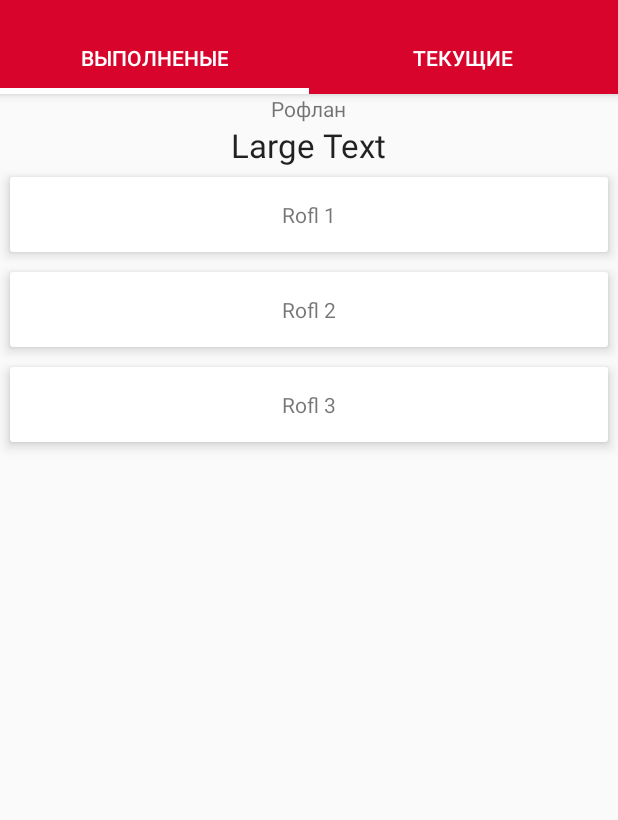
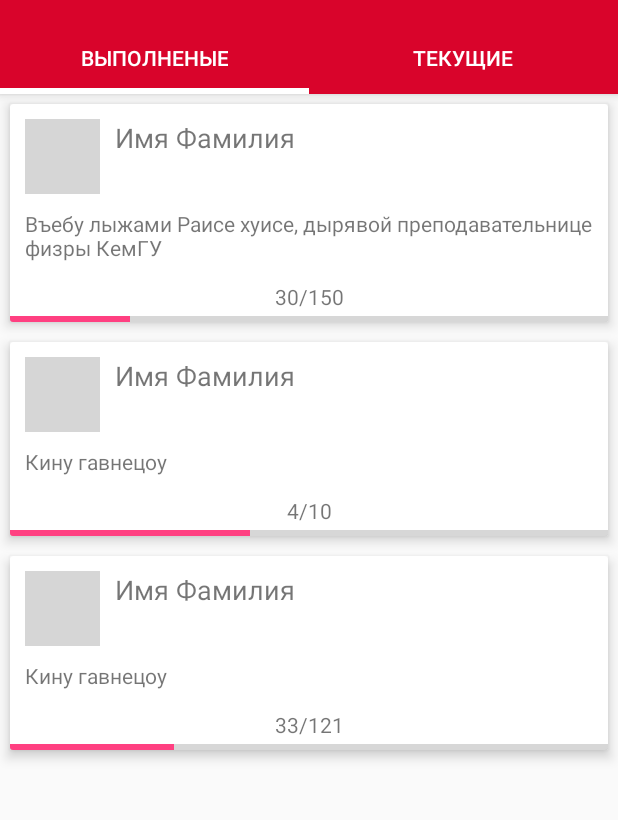
Before and after one commit to DaffPunks/Hackathon, an Android app: the ChallengesFragment screen opened directly, with no data from a screen before it, on a phone screen of 412 x 824 dp, the part 62-882 px from its top. Run offline under Robolectric (Android 15) with nearby library versions, the phone set to English and light mode, and no system bars; our stand-ins replace ButterKnife, Picasso; libraries missing offline, so code that uses them is left out: com.mikepenz.materialdrawer, com.vk.sdk; pictures from the network do not load; 6 statements that could not run were skipped; grey boxes are pictures that could not be loaded.

Commit message:
(+) added RecyclerAdapter, picasso

```diff
--- a/app/build.gradle
+++ b/app/build.gradle
@@ -33,4 +33,5 @@ dependencies {
     }
     compile 'com.jakewharton:butterknife:7.0.1'
     compile 'com.vk:androidsdk:1.6.7'
+    compile 'com.squareup.picasso:picasso:2.5.2'
 }
--- a/app/src/main/java/com/kekaton/hackathon/Activity/LoginActivity.java
+++ b/app/src/main/java/com/kekaton/hackathon/Activity/LoginActivity.java
@@ -65,11 +65,13 @@ public class LoginActivity extends AppCompatActivity {
                         String first_name = "No";
                         String last_name = "Name";
                         String sex = "Sex";
+                        String photoMax = "";
                         try {
                             JSONArray jsonResponse = response.json.getJSONArray("response");
                             first_name = jsonResponse.optJSONObject(0).getString("first_name");
                             last_name = jsonResponse.optJSONObject(0).getString("last_name");
                             sex = jsonResponse.optJSONObject(0).getString("sex");
+                            photoMax = jsonResponse.optJSONObject(0).getString("photo_max");
 
                         } catch (JSONException e) {
                             e.printStackTrace();
@@ -80,6 +82,7 @@ public class LoginActivity extends AppCompatActivity {
                         ed.putString("first_name", first_name);
                         ed.putString("last_name", last_name);
                         ed.putString("sex", sex);
+                        ed.putString("photoMax", photoMax);
                         ed.apply();
 
                         startActivity(new Intent(getApplicationContext(), MainActivity.class));
--- /dev/null
+++ b/app/src/main/java/com/kekaton/hackathon/Adapters/ChallengesAdapter.java
@@ -0,0 +1,81 @@
+package com.kekaton.hackathon.Adapters;
+
+import android.content.Context;
+import android.content.DialogInterface;
+import android.content.Intent;
+import android.support.v7.widget.CardView;
+import android.support.v7.widget.RecyclerView;
+import android.view.LayoutInflater;
+import android.view.View;
+import android.view.ViewGroup;
+import android.widget.ImageView;
+import android.widget.ProgressBar;
+import android.widget.TextView;
+import android.widget.Toast;
+
+import com.kekaton.hackathon.Model.Challenge;
+import com.kekaton.hackathon.R;
+import com.kekaton.hackathon.Util.CircleTransform;
+import com.squareup.picasso.Picasso;
+
+import java.util.List;
+
+import butterknife.Bind;
+import butterknife.ButterKnife;
+
+public class ChallengesAdapter extends RecyclerView.Adapter<ChallengesAdapter.PersonViewHolder> {
+    private List<Challenge> list;
+    private Context context;
+
+    public ChallengesAdapter(List<Challenge> list, Context context){
+        this.list = list;
+        this.context = context;
+
+    }
+
+
+    @Override
+    public PersonViewHolder onCreateViewHolder(ViewGroup parent, int viewType) {
+        View v = LayoutInflater.from(parent.getContext()).inflate(R.layout.challenge_view, parent, false);
+        PersonViewHolder pvh = new PersonViewHolder(v);
+        return pvh;
+    }
+
+    @Override
+    public void onBindViewHolder(PersonViewHolder holder, int position) {
+        holder.descText.setText(list.get(position).getDescription());
+
+        holder.progressText.setText(list.get(position).getProgress() + "/" + list.get(position).getGoal());
+
+        holder.progressBar.setMax(list.get(position).getGoal());
+        holder.progressBar.setProgress(list.get(position).getProgress());
+
+        holder.card.setOnClickListener(new View.OnClickListener() {
+            @Override
+            public void onClick(View view) {
+                Toast.makeText(context, "Clicked", Toast.LENGTH_SHORT).show();
+            }
+        });
+
+        Picasso.with(context).load("https://pp.vk.me/c604627/v604627821/6ae2/65Mg3K_wbJM.jpg").fit().transform(new CircleTransform()).into(holder.profileImg);
+
+    }
+
+    @Override
+    public int getItemCount() {
+        return list.size();
+    }
+
+    public static class PersonViewHolder extends RecyclerView.ViewHolder {
+        @Bind(R.id.card_view)    CardView    card;
+        @Bind(R.id.textView4)    TextView    progressText;
+        @Bind(R.id.description)  TextView    descText;
+        @Bind(R.id.progressBar4) ProgressBar progressBar;
+        @Bind(R.id.profileImg)   ImageView   profileImg;
+
+        PersonViewHolder(View itemView) {
+            super(itemView);
+            ButterKnife.bind(this, itemView);
+        }
+    }
+}
--- a/app/src/main/java/com/kekaton/hackathon/Adapters/RVAdapter.java
+++ /dev/null
@@ -1,45 +0,0 @@
-package com.kekaton.hackathon.Adapters;
-
-import android.support.v7.widget.RecyclerView;
-import android.view.LayoutInflater;
-import android.view.View;
-import android.view.ViewGroup;
-import android.widget.TextView;
-
-import com.kekaton.hackathon.R;
-
-import java.util.List;
-
-public class RVAdapter extends RecyclerView.Adapter<RVAdapter.PersonViewHolder> {
-    private List<String> list;
-
-    public RVAdapter(List<String> persons){
-        this.list = persons;
-    }
-
-    @Override
-    public PersonViewHolder onCreateViewHolder(ViewGroup parent, int viewType) {
-        View v = LayoutInflater.from(parent.getContext()).inflate(R.layout.challenge_view, parent, false);
-        PersonViewHolder pvh = new PersonViewHolder(v);
-        return pvh;
-    }
-
-    @Override
-    public void onBindViewHolder(PersonViewHolder holder, int position) {
-        holder.textView.setText(list.get(position));
-    }
-
-    @Override
-    public int getItemCount() {
-        return list.size();
-    }
-
-    public static class PersonViewHolder extends RecyclerView.ViewHolder {
-        TextView textView;
-        PersonViewHolder(View itemView) {
-            super(itemView);
-            textView = (TextView) itemView.findViewById(R.id.textView4);
-        }
-
-    }
-}
--- a/app/src/main/java/com/kekaton/hackathon/Fragments/ChallengesFragment.java
+++ b/app/src/main/java/com/kekaton/hackathon/Fragments/ChallengesFragment.java
@@ -8,19 +8,9 @@ import android.view.View;
 import android.view.ViewGroup;
 import android.widget.TextView;
 
-import com.kekaton.hackathon.API.VKApiCall;
-import com.kekaton.hackathon.Adapters.RVAdapter;
+import com.kekaton.hackathon.Adapters.ChallengesAdapter;
+import com.kekaton.hackathon.Model.Challenge;
 import com.kekaton.hackathon.R;
-import com.vk.sdk.api.VKApi;
-import com.vk.sdk.api.VKApiConst;
-import com.vk.sdk.api.VKError;
-import com.vk.sdk.api.VKParameters;
-import com.vk.sdk.api.VKRequest;
-import com.vk.sdk.api.VKResponse;
-
-import org.json.JSONArray;
-import org.json.JSONException;
-import org.json.JSONObject;
 
 import java.util.ArrayList;
 import java.util.List;
@@ -29,14 +19,12 @@ import butterknife.Bind;
 import butterknife.ButterKnife;
 
 public class ChallengesFragment extends BaseFragment {
-    @Bind(R.id.textView2)
-    TextView textView;
     @Bind(R.id.recycler_view)
     RecyclerView recyclerView;
 
     boolean isCompleted;
 
-    List<String> list;
+    List<Challenge> list;
 
     public ChallengesFragment() {
         //empty constructor
@@ -65,11 +53,11 @@ public class ChallengesFragment extends BaseFragment {
         recyclerView.setLayoutManager(llm);
 
         list = new ArrayList<>();
-        list.add("Rofl 1");
-        list.add("Rofl 2");
-        list.add("Rofl 3");
+        list.add(new Challenge(150, 30, "Въебу лыжами Раисе хуисе, дырявой преподавательнице физры КемГУ", 7634482));
+        list.add(new Challenge(10, 4, "Кину гавнецоу", 7634482));
+        list.add(new Challenge(121, 33, "Кину гавнецоу", 7634482));
 
-        RVAdapter adapter = new RVAdapter(list);
+        ChallengesAdapter adapter = new ChallengesAdapter(list, getActivity());
         recyclerView.setAdapter(adapter);
 
         return view;
--- a/app/src/main/java/com/kekaton/hackathon/Fragments/ProfileFragment.java
+++ b/app/src/main/java/com/kekaton/hackathon/Fragments/ProfileFragment.java
@@ -55,4 +55,6 @@ public class ProfileFragment extends BaseFragment {
 
         return view;
     }
+
+
 }
--- a/app/src/main/java/com/kekaton/hackathon/MainActivity.java
+++ b/app/src/main/java/com/kekaton/hackathon/MainActivity.java
@@ -3,6 +3,8 @@ package com.kekaton.hackathon;
 import android.app.Activity;
 import android.content.Intent;
 import android.content.SharedPreferences;
+import android.graphics.drawable.Drawable;
+import android.net.Uri;
 import android.os.Bundle;
 import android.support.v4.app.FragmentManager;
 import android.support.v4.widget.DrawerLayout;
@@ -10,6 +12,7 @@ import android.support.v7.app.ActionBarDrawerToggle;
 import android.support.v7.app.AppCompatActivity;
 import android.support.v7.widget.Toolbar;
 import android.view.View;
+import android.widget.ImageView;
 import android.widget.Toast;
 
 import com.kekaton.hackathon.Activity.LoginActivity;
@@ -19,9 +22,13 @@ import com.mikepenz.materialdrawer.AccountHeader;
 import com.mikepenz.materialdrawer.AccountHeaderBuilder;
 import com.mikepenz.materialdrawer.Drawer;
 import com.mikepenz.materialdrawer.DrawerBuilder;
+import com.mikepenz.materialdrawer.model.DividerDrawerItem;
 import com.mikepenz.materialdrawer.model.PrimaryDrawerItem;
 import com.mikepenz.materialdrawer.model.ProfileDrawerItem;
 import com.mikepenz.materialdrawer.model.interfaces.IDrawerItem;
+import com.mikepenz.materialdrawer.util.AbstractDrawerImageLoader;
+import com.mikepenz.materialdrawer.util.DrawerImageLoader;
+import com.squareup.picasso.Picasso;
 import com.vk.sdk.VKSdk;
 
 public class MainActivity extends AppCompatActivity {
@@ -39,6 +46,7 @@ public class MainActivity extends AppCompatActivity {
 
     private String firstName;
     private String lastName;
+    private String photoMax;
     private String sex;
 
     public void openDrawer() {
@@ -69,14 +77,29 @@ public class MainActivity extends AppCompatActivity {
 
     private void handleDrawer(Bundle savedInstanceState) {
         final Activity activity = this;
+
+        DrawerImageLoader.init(new AbstractDrawerImageLoader() {
+            @Override
+            public void set(ImageView imageView, Uri uri, Drawable placeholder) {
+                Picasso.with(imageView.getContext()).load(uri).fit().placeholder(placeholder).into(imageView);
+            }
+
+            @Override
+            public void cancel(ImageView imageView) {
+                Picasso.with(imageView.getContext()).cancelRequest(imageView);
+            }
+
+        });
+
         // Setup account header
         mHeader = new AccountHeaderBuilder()
                 .withActivity(activity)
                 .withHeaderBackground(R.drawable.bg)
                 .addProfiles(
-                        new ProfileDrawerItem().withName(firstName + " " + lastName)
+                        new ProfileDrawerItem().withName(firstName + " " + lastName).withIcon(photoMax)
                 )
                 .withSelectionListEnabled(false)
+                .withProfileImagesClickable(false)
                 .build();
 
         // Setup drawer
@@ -89,6 +112,8 @@ public class MainActivity extends AppCompatActivity {
 
                         new PrimaryDrawerItem().withName("Лента")
                                 .withIcon(R.drawable.ic_newspaper_black_24dp).withIconTintingEnabled(true).withIdentifier(FEED_ID),
+
+                        new DividerDrawerItem(),
 
                         new PrimaryDrawerItem().withName("Выйти")
                                 .withIcon(R.drawable.ic_checkbox_blank_circle_black_24dp).withIconTintingEnabled(true).withIdentifier(EXIT_ID)
@@ -155,6 +180,7 @@ public class MainActivity extends AppCompatActivity {
         SharedPreferences sPref = getSharedPreferences("mysettings", MODE_PRIVATE);
         firstName = sPref.getString("first_name", "mo");
         lastName = sPref.getString("last_name", "noe");
+        photoMax = sPref.getString("photoMax", "");
         sex = sPref.getString("sex", "x");
     }
 
--- /dev/null
+++ b/app/src/main/java/com/kekaton/hackathon/Model/Challenge.java
@@ -0,0 +1,43 @@
+package com.kekaton.hackathon.Model;
+
+/**
+ * Created by User on 17.11.2016.
+ */
+
+public class Challenge {
+    private int goal;
+    private int progress;
+    private String description;
+    private int UserID;
+
+    public Challenge(int goal, int progress, String description, int userID) {
+        this.goal = goal;
+        this.progress = progress;
+        this.description = description;
+        UserID = userID;
+    }
+
+    public int getGoal() {
+        return goal;
+    }
+
+    public int getProgress() {
+        return progress;
+    }
+
+    public void setProgress(int progress) {
+        this.progress = progress;
+    }
+
+    public String getDescription() {
+        return description;
+    }
+
+    public void setDescription(String description) {
+        this.description = description;
+    }
+
+    public int getUserID() {
+        return UserID;
+    }
+}
--- a/app/src/main/res/drawable/splash_screen.xml
+++ b/app/src/main/res/drawable/splash_screen.xml
@@ -1,14 +1,13 @@
 <?xml version="1.0" encoding="utf-8"?>
 <layer-list xmlns:android="http://schemas.android.com/apk/res/android">
     <item
-        android:drawable="@color/md_white_1000"
+        android:drawable="@color/splashBackGround"
         />
     <item>
         <bitmap
             android:scaleType="centerCrop"
             android:gravity="center"
-            android:src="@drawable/logo"/>
+            android:src="@drawable/logo_3"/>
 
     </item>
-
 </layer-list>
--- a/app/src/main/res/layout/challenge_view.xml
+++ b/app/src/main/res/layout/challenge_view.xml
@@ -6,20 +6,67 @@
     app:cardElevation="5dp"
     app:layout_collapseParallaxMultiplier="1.0"
     app:cardCornerRadius="2dp"
-    android:layout_margin="10px">
+    android:layout_margin="10px"
+    android:id="@+id/card_view"
+    android:foreground="?android:attr/selectableItemBackground">
 
-    <RelativeLayout
+    <LinearLayout
+        android:orientation="vertical"
         android:layout_width="match_parent"
-        android:layout_height="match_parent">
+        android:layout_height="match_parent"
+        android:weightSum="1">
+
+        <RelativeLayout
+            android:layout_width="match_parent"
+            android:layout_height="wrap_content">
+
+            <ImageView
+                app:srcCompat="@drawable/profile"
+                android:id="@+id/profileImg"
+                android:layout_width="50dp"
+                android:layout_height="50dp"
+                android:layout_marginTop="10dp"
+                android:layout_marginLeft="10dp" />
+
+            <TextView
+                android:text="Имя Фамилия"
+                android:layout_width="wrap_content"
+                android:layout_height="wrap_content"
+                android:id="@+id/textView6"
+                android:textSize="18dp"
+                android:paddingLeft="10dp"
+                android:layout_alignTop="@+id/profileImg"
+                android:layout_toRightOf="@+id/profileImg"
+                android:layout_toEndOf="@+id/profileImg" />
+
+        </RelativeLayout>
 
         <TextView
-            android:text="RFLRFL"
+            android:text="Описание"
             android:layout_width="wrap_content"
             android:layout_height="wrap_content"
-            android:layout_alignParentTop="true"
-            android:layout_centerHorizontal="true"
-            android:layout_marginTop="15dp"
+            android:id="@+id/description"
+            android:paddingLeft="10dp"
+            android:paddingRight="10dp"
+            android:paddingTop="10dp"
+            android:paddingBottom="10dp" />
+
+        <TextView
+            android:text="10/10"
+            android:layout_width="match_parent"
+            android:layout_height="wrap_content"
             android:id="@+id/textView4"
-            android:layout_marginBottom="15dp" />
-    </RelativeLayout>
+            android:layout_marginBottom="3dp"
+            android:layout_marginTop="3dp"
+            android:textAlignment="center"
+            android:layout_weight="0.51" />
+
+        <ProgressBar
+            android:layout_width="match_parent"
+            android:id="@+id/progressBar4"
+            android:layout_height="wrap_content"
+            style="@style/ProgressBar" />
+
+    </LinearLayout>
+
 </android.support.v7.widget.CardView>
--- a/app/src/main/res/layout/challenges_fragment.xml
+++ b/app/src/main/res/layout/challenges_fragment.xml
@@ -3,23 +3,9 @@
     android:orientation="vertical" android:layout_width="match_parent"
     android:layout_height="match_parent">
 
-    <TextView
-        android:layout_width="wrap_content"
-        android:layout_height="wrap_content"
-        android:text="Рофлан"
-        android:id="@+id/textView"
-        android:layout_gravity="center_horizontal" />
-
-    <TextView
-        android:layout_width="wrap_content"
-        android:layout_height="wrap_content"
-        android:textAppearance="?android:attr/textAppearanceLarge"
-        android:text="Large Text"
-        android:id="@+id/textView2"
-        android:layout_gravity="center_horizontal" />
-
     <android.support.v7.widget.RecyclerView
         android:layout_width="match_parent"
         android:layout_height="match_parent"
         android:id="@+id/recycler_view" />
+
 </LinearLayout>
--- a/app/src/main/res/values/colors.xml
+++ b/app/src/main/res/values/colors.xml
@@ -3,4 +3,6 @@
     <color name="colorPrimary">#D9042B</color>
     <color name="colorPrimaryDark">#6B0C22</color>
     <color name="colorAccent">#FF4081</color>
+    <color name="splashBackGround">#2f3447</color>
+    <color name="VKBlue">#507299</color>
 </resources>
--- a/app/src/main/res/values/styles.xml
+++ b/app/src/main/res/values/styles.xml
@@ -18,12 +18,17 @@
     </style>
 
     <style name="LoginScreen" parent="Theme.Design.Light.NoActionBar">
+        <item name="android:windowContentOverlay">@null</item>
+        <item name="windowActionBarOverlay">true</item>
         <item name="colorPrimary">@android:color/transparent</item>
     </style>
 
     <style name="SplashTheme" parent="Theme.AppCompat.NoActionBar">
         <item name="android:windowBackground">@drawable/splash_screen</item>
     </style>
-
+    <style name="ProgressBar" parent="Widget.AppCompat.ProgressBar.Horizontal">
+        <item name="android:minHeight">4dip</item>
+        <item name="android:maxHeight">4dip</item>
+    </style>
 
 </resources>
```
Also changed, not shown: app/src/main/java/com/kekaton/hackathon/Util/CircleTransform.java (added, +59 -0 lines), app/src/main/res/layout/login_screen.xml (+26 -3 lines), app/src/main/res/drawable/login_bg.jpg (added), app/src/main/res/drawable/logo.png, app/src/main/res/drawable/profile.jpg (added).
